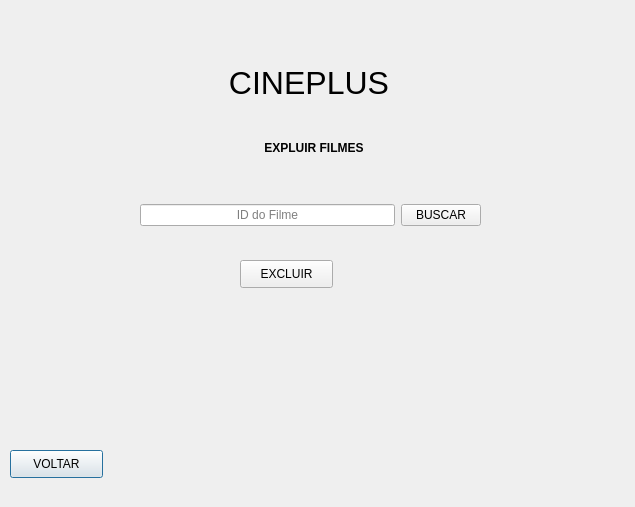
Above: TELA_EXCLUIR_FILME.ui from Josmateussilva0110/PROJETO_POO before the change. Below: the same form after it.
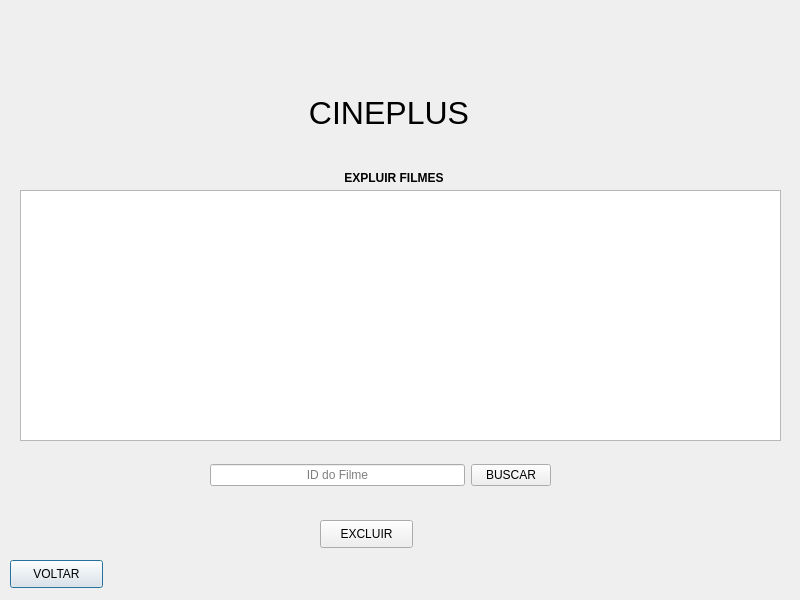
That is the form after the change.

```diff
--- a/TELA_EXCLUIR_FILME.ui
+++ b/TELA_EXCLUIR_FILME.ui
@@ -6,18 +6,36 @@
    <rect>
     <x>0</x>
     <y>0</y>
-    <width>635</width>
-    <height>507</height>
+    <width>800</width>
+    <height>600</height>
    </rect>
   </property>
+  <property name="sizePolicy">
+   <sizepolicy hsizetype="Fixed" vsizetype="Fixed">
+    <horstretch>0</horstretch>
+    <verstretch>0</verstretch>
+   </sizepolicy>
+  </property>
+  <property name="minimumSize">
+   <size>
+    <width>800</width>
+    <height>600</height>
+   </size>
+  </property>
+  <property name="maximumSize">
+   <size>
+    <width>800</width>
+    <height>600</height>
+   </size>
+  </property>
   <property name="windowTitle">
    <string>Dialog</string>
   </property>
   <widget class="QLabel" name="label_2">
    <property name="geometry">
     <rect>
-     <x>250</x>
-     <y>140</y>
+     <x>330</x>
+     <y>170</y>
      <width>128</width>
      <height>16</height>
     </rect>
@@ -29,8 +47,8 @@
   <widget class="QLabel" name="label">
    <property name="geometry">
     <rect>
-     <x>220</x>
-     <y>60</y>
+     <x>300</x>
+     <y>90</y>
      <width>178</width>
      <height>48</height>
     </rect>
@@ -43,7 +61,7 @@
    <property name="geometry">
     <rect>
      <x>10</x>
-     <y>450</y>
+     <y>560</y>
      <width>93</width>
      <height>28</height>
     </rect>
@@ -55,8 +73,8 @@
   <widget class="QPushButton" name="pushButton">
    <property name="geometry">
     <rect>
-     <x>240</x>
-     <y>260</y>
+     <x>320</x>
+     <y>520</y>
      <width>93</width>
      <height>28</height>
     </rect>
@@ -90,8 +108,8 @@
   <widget class="QWidget" name="layoutWidget">
    <property name="geometry">
     <rect>
-     <x>140</x>
-     <y>200</y>
+     <x>210</x>
+     <y>460</y>
      <width>341</width>
      <height>30</height>
     </rect>
@@ -116,6 +134,16 @@
     </item>
    </layout>
   </widget>
+  <widget class="QListView" name="listView">
+   <property name="geometry">
+    <rect>
+     <x>20</x>
+     <y>190</y>
+     <width>761</width>
+     <height>251</height>
+    </rect>
+   </property>
+  </widget>
  </widget>
  <resources/>
  <connections/>
```
